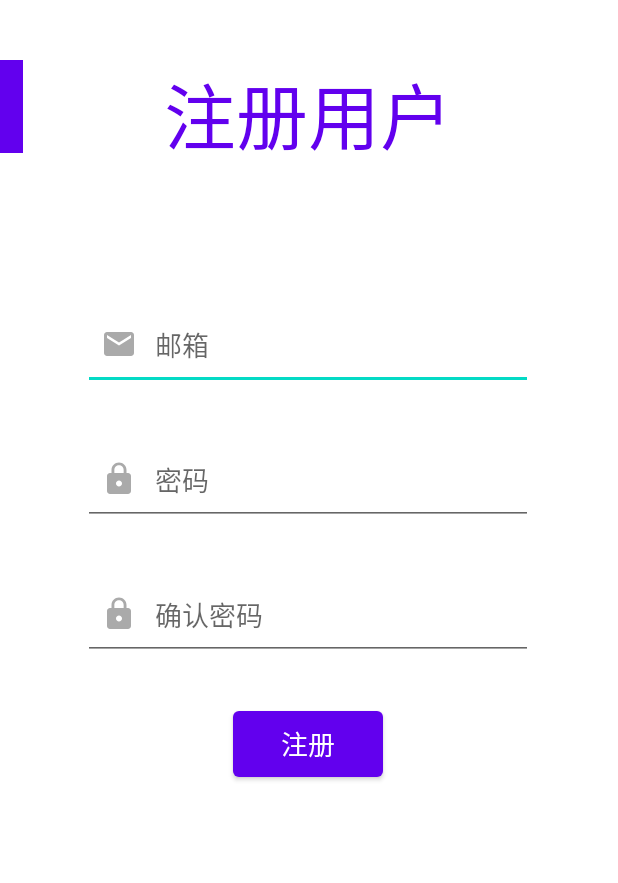
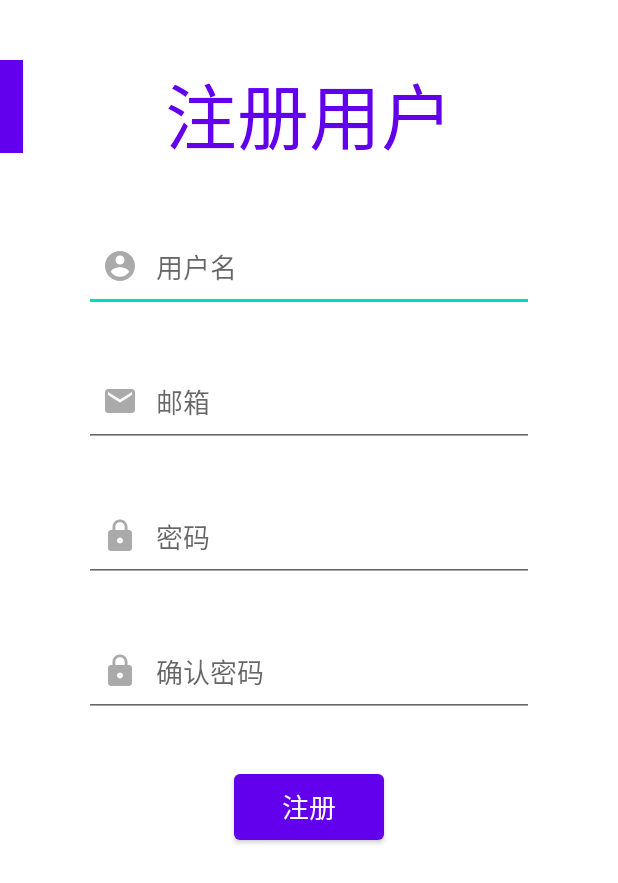
Before and after one commit to Cynthia-jia/Aircraftwar_android, an Android app: the RegisterActivity screen opened directly, with no data from a screen before it, after a tap on "注册", on a phone screen of 412 x 824 dp. Shown: the top 883 px of the screen. Run offline under Robolectric (Android 15) with nearby library versions, the phone set to English and light mode, and no system bars; libraries missing offline, so code that uses them is left out: org.litepal.

Commit message:
critical change:add userName

```diff
--- a/app/src/main/assets/litepal.xml
+++ b/app/src/main/assets/litepal.xml
@@ -8,7 +8,7 @@
         定义数据库的版本。每一次当你想要数据库升级时,如表中添加字段了增加表了。
         修改模型中定义的映射标签“version”,就使版本值+ 1,数据库的升级将自动处理而不会出现问题。
     -->
-    <version value="1" />
+    <version value="2" />
 
     <list>
         <mapping class="com.hit.aircraft_war.store.User"/>
--- a/app/src/main/java/com/hit/aircraft_war/RegisterActivity.java
+++ b/app/src/main/java/com/hit/aircraft_war/RegisterActivity.java
@@ -22,8 +22,9 @@ public class RegisterActivity extends AppCompatActivity {
     private EditText etEmail;
     private EditText etPassword;
     private EditText etConfirm;
+    private EditText etUserName;
     private Button registerBtn;
-    private String TAG = "RegisterActivity";
+    private final String TAG = "RegisterActivity";
 
     @Override
     protected void onCreate(Bundle savedInstanceState) {
@@ -38,12 +39,14 @@ public class RegisterActivity extends AppCompatActivity {
         etEmail = findViewById(R.id.register_emailAddress);
         etPassword = findViewById(R.id.register_password);
         etConfirm = findViewById(R.id.register_confirmPassword);
+        etUserName = findViewById(R.id.register_userName);
 
         registerBtn = findViewById(R.id.register_button);
         registerBtn.setOnClickListener(v -> {
             if (isUserEmailAndPwdValid()) {
                 String email = etEmail.getText().toString();
                 String password = etPassword.getText().toString();
+                String userName = etUserName.getText().toString();
                 //检查是否已有用户
                 List<User> users = LitePal.findAll(User.class);
                 for (int i=0; i<users.size(); i++) {
@@ -58,7 +61,7 @@ public class RegisterActivity extends AppCompatActivity {
                     return;
                 }
                 //新建用户
-                User user = new User(email, password);
+                User user = new User(userName, email, password);
                 boolean successful = user.save();
                 if (successful) {
                     Log.d(TAG, "createUserWithEmail:success");
@@ -80,7 +83,11 @@ public class RegisterActivity extends AppCompatActivity {
     public boolean isUserEmailAndPwdValid() {
         String userEmail = etEmail.getText().toString();
         String userPwd = etPassword.getText().toString();
-        if (userEmail.equals("")){
+        String userName = etUserName.getText().toString();
+        if (userName.equals("")) {
+            Toast.makeText(this, "用户名不能为空", Toast.LENGTH_SHORT).show();
+            return false;
+        }else if (userEmail.equals("")) {
             Toast.makeText(this, "邮箱不能为空", Toast.LENGTH_SHORT).show();
             return false;
         }else if (userPwd.equals("")) {
--- /dev/null
+++ b/app/src/main/res/drawable/ic_baseline_account_circle_24.xml
@@ -0,0 +1,5 @@
+<vector android:height="24dp"
+    android:viewportHeight="24" android:viewportWidth="24"
+    android:width="24dp" xmlns:android="http://schemas.android.com/apk/res/android">
+    <path android:fillColor="@android:color/darker_gray" android:pathData="M12,2C6.48,2 2,6.48 2,12s4.48,10 10,10 10,-4.48 10,-10S17.52,2 12,2zM12,5c1.66,0 3,1.34 3,3s-1.34,3 -3,3 -3,-1.34 -3,-3 1.34,-3 3,-3zM12,19.2c-2.5,0 -4.71,-1.28 -6,-3.22 0.03,-1.99 4,-3.08 6,-3.08 1.99,0 5.97,1.09 6,3.08 -1.29,1.94 -3.5,3.22 -6,3.22z"/>
+</vector>
--- a/app/src/main/res/layout/activity_main.xml
+++ b/app/src/main/res/layout/activity_main.xml
@@ -14,7 +14,6 @@
         android:textSize="20sp"
         app:layout_constraintBottom_toBottomOf="parent"
         app:layout_constraintEnd_toEndOf="parent"
-        app:layout_constraintHorizontal_bias="0.498"
         app:layout_constraintStart_toStartOf="parent"
         app:layout_constraintTop_toBottomOf="@+id/main_textView"
         app:layout_constraintVertical_bias="0.154" />
@@ -27,7 +26,7 @@
         android:text="@string/soundSelect"
         app:layout_constraintBottom_toBottomOf="parent"
         app:layout_constraintEnd_toEndOf="@+id/main_hardButton"
-        app:layout_constraintHorizontal_bias="0.529"
+        app:layout_constraintHorizontal_bias="0.7"
         app:layout_constraintStart_toStartOf="@+id/main_hardButton"
         app:layout_constraintTop_toBottomOf="@+id/main_hardButton"
         app:layout_constraintVertical_bias="0.393"
@@ -41,7 +40,6 @@
         android:text="@string/medium"
         android:textSize="20sp"
         app:layout_constraintEnd_toEndOf="@+id/main_easyButton"
-        app:layout_constraintHorizontal_bias="0.0"
         app:layout_constraintStart_toStartOf="@+id/main_easyButton"
         app:layout_constraintTop_toBottomOf="@+id/main_easyButton" />
 
@@ -53,7 +51,6 @@
         android:text="@string/hard"
         android:textSize="20sp"
         app:layout_constraintEnd_toEndOf="@+id/main_mediumButton"
-        app:layout_constraintHorizontal_bias="0.0"
         app:layout_constraintStart_toStartOf="@+id/main_mediumButton"
         app:layout_constraintTop_toBottomOf="@+id/main_mediumButton" />
 
@@ -67,7 +64,6 @@
         android:textColor="@color/white"
         android:textSize="24sp"
         app:layout_constraintEnd_toEndOf="parent"
-        app:layout_constraintHorizontal_bias="0.0"
         app:layout_constraintStart_toStartOf="parent"
         app:layout_constraintTop_toTopOf="parent" />
 
--- a/app/src/main/res/layout/activity_register.xml
+++ b/app/src/main/res/layout/activity_register.xml
@@ -23,21 +23,37 @@
     </androidx.appcompat.widget.Toolbar>
 
     <EditText
-        android:id="@+id/register_emailAddress"
+        android:id="@+id/register_userName"
         android:layout_width="300dp"
         android:layout_height="60dp"
-        android:layout_marginTop="200dp"
-        android:drawableStart="@drawable/ic_baseline_email_24"
+        android:layout_marginTop="36dp"
+        android:drawableStart="@drawable/ic_baseline_account_circle_24"
         android:drawablePadding="12dp"
         android:ems="10"
-        android:hint="@string/login_emailAddress"
+        android:hint="@string/userName"
         android:importantForAutofill="no"
-        android:inputType="textEmailAddress"
+        android:inputType="text"
         android:paddingStart="12dp"
         app:layout_constraintEnd_toEndOf="parent"
-        app:layout_constraintHorizontal_bias="0.495"
         app:layout_constraintStart_toStartOf="parent"
-        app:layout_constraintTop_toTopOf="parent" />
+        app:layout_constraintTop_toBottomOf="@+id/registerTitle" />
+
+    <EditText
+        android:id="@+id/register_password"
+        android:layout_width="300dp"
+        android:layout_height="60dp"
+        android:layout_marginTop="30dp"
+        android:drawableStart="@drawable/ic_baseline_lock_24"
+        android:drawablePadding="12dp"
+        android:ems="10"
+        android:hint="@string/login_password"
+        android:importantForAutofill="no"
+        android:inputType="textPassword"
+        android:paddingStart="12dp"
+        android:textColorHighlight="?android:attr/colorPrimary"
+        app:layout_constraintEnd_toEndOf="@+id/register_emailAddress"
+        app:layout_constraintStart_toStartOf="@+id/register_emailAddress"
+        app:layout_constraintTop_toBottomOf="@+id/register_emailAddress" />
 
     <EditText
         android:id="@+id/register_confirmPassword"
@@ -53,34 +69,31 @@
         android:paddingStart="12dp"
         android:textColorHighlight="?android:attr/colorPrimary"
         app:layout_constraintEnd_toEndOf="@+id/register_password"
-        app:layout_constraintHorizontal_bias="0.0"
         app:layout_constraintStart_toStartOf="@+id/register_password"
         app:layout_constraintTop_toBottomOf="@+id/register_password" />
 
     <EditText
-        android:id="@+id/register_password"
+        android:id="@+id/register_emailAddress"
         android:layout_width="300dp"
         android:layout_height="60dp"
         android:layout_marginTop="30dp"
-        android:drawableStart="@drawable/ic_baseline_lock_24"
+        android:drawableStart="@drawable/ic_baseline_email_24"
         android:drawablePadding="12dp"
         android:ems="10"
-        android:hint="@string/login_password"
+        android:hint="@string/login_emailAddress"
         android:importantForAutofill="no"
-        android:inputType="textPassword"
+        android:inputType="textEmailAddress"
         android:paddingStart="12dp"
-        android:textColorHighlight="?android:attr/colorPrimary"
-        app:layout_constraintEnd_toEndOf="@+id/register_emailAddress"
-        app:layout_constraintHorizontal_bias="0.0"
-        app:layout_constraintStart_toStartOf="@+id/register_emailAddress"
-        app:layout_constraintTop_toBottomOf="@+id/register_emailAddress" />
+        app:layout_constraintEnd_toEndOf="@+id/register_userName"
+        app:layout_constraintStart_toStartOf="@+id/register_userName"
+        app:layout_constraintTop_toBottomOf="@+id/register_userName" />
 
     <Button
         android:id="@+id/register_button"
         style="@style/Widget.MaterialComponents.Button"
         android:layout_width="100dp"
         android:layout_height="56dp"
-        android:layout_marginTop="28dp"
+        android:layout_marginTop="32dp"
         android:text="@string/regActivityButton"
         android:textAppearance="@style/TextAppearance.AppCompat.Medium"
         app:layout_constraintEnd_toEndOf="@+id/register_confirmPassword"
@@ -91,13 +104,11 @@
         android:id="@+id/registerTitle"
         android:layout_width="wrap_content"
         android:layout_height="wrap_content"
-        android:layout_marginTop="40dp"
         android:text="@string/register_title"
         android:textColor="@color/purple_500"
         android:textSize="48sp"
         app:layout_constraintEnd_toEndOf="parent"
-        app:layout_constraintHorizontal_bias="0.46"
-        app:layout_constraintStart_toEndOf="@+id/register_toolbar"
-        app:layout_constraintTop_toTopOf="parent" />
+        app:layout_constraintStart_toStartOf="parent"
+        app:layout_constraintTop_toTopOf="@+id/register_toolbar" />
 
 </androidx.constraintlayout.widget.ConstraintLayout>
--- a/app/src/main/res/values/strings.xml
+++ b/app/src/main/res/values/strings.xml
@@ -28,4 +28,5 @@
     <string name="information">账户信息</string>
     <string name="deleteInfo">注销账号</string>
     <string name="resign">退出登录</string>
+    <string name="userName">用户名</string>
 </resources>
```
Also changed, not shown: app/src/main/java/com/hit/aircraft_war/ProfileActivity.java (+13 -6 lines), app/src/main/java/com/hit/aircraft_war/store/User.java (+11 -1 lines), app/src/main/res/layout/activity_profile.xml (+13 -5 lines).
